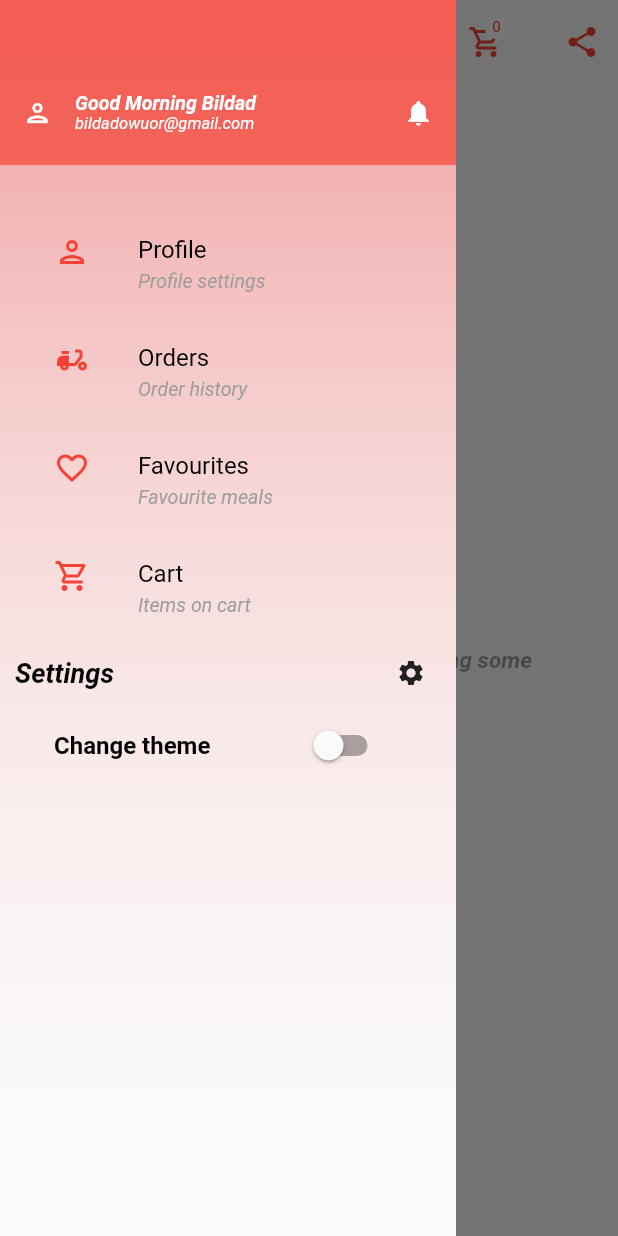
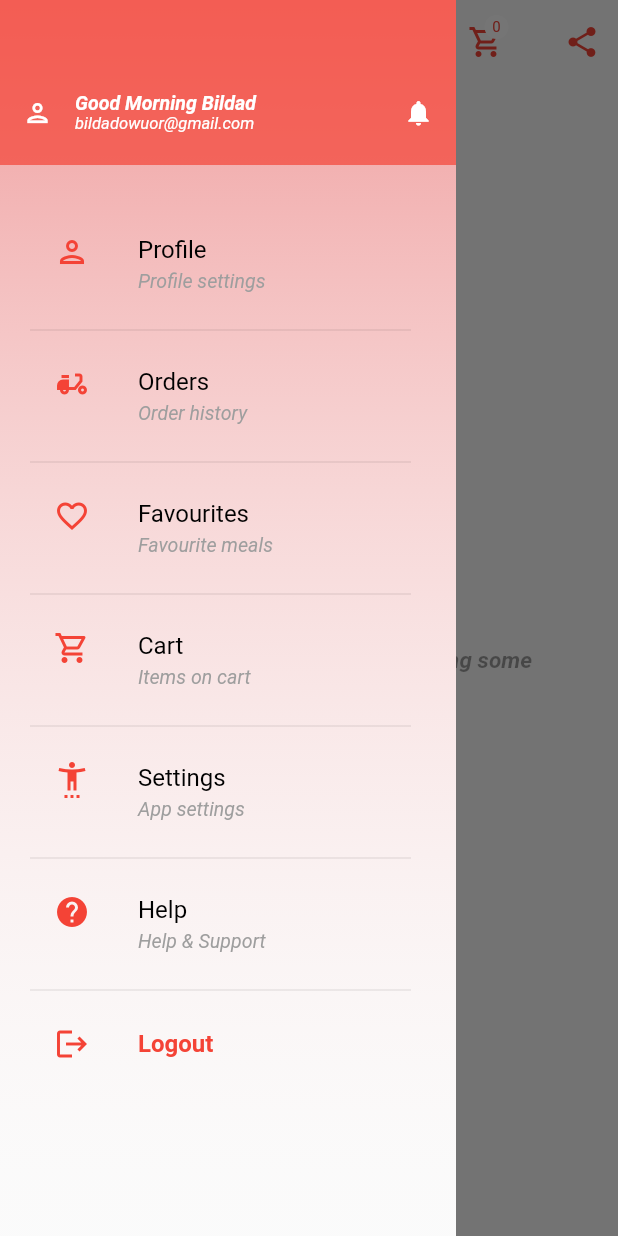
Before and after one commit to Bildad0/Delivery-App, a Flutter app: the FavoriteScreen screen opened by its route, with the side drawer open, on a phone screen of 412 x 824 dp. Run offline on Flutter 3.47's test engine with Material 2 defaults, Android fonts, the phone set to English and light mode, and no system bars; our stand-ins replace carousel_slider, flutter_datetime_picker, geocoding, geolocator, google_maps_flutter, shared_preferences; missing offline and left inert: open_settings; accounts and stored records are empty; Roboto replaces fonts that are missing (SawarabiGothic).

Commit message:
updates and fixes

```diff
--- a/app/lib/Screens/home.dart
+++ b/app/lib/Screens/home.dart
@@ -9,7 +9,6 @@ import '../Widgets/cart_icon.dart';
 import '../Widgets/main_drawer.dart';
 import '../Widgets/meal_category.dart';
 import '../theme/theme_constants.dart';
-import '../theme/theme_manager.dart';
 import 'cart.dart';
 
 class HomeScreen extends StatefulWidget {
--- a/app/lib/Screens/orderdetails.dart
+++ b/app/lib/Screens/orderdetails.dart
@@ -1,3 +1,5 @@
+// ignore_for_file: must_be_immutable
+
 import 'package:flutter/material.dart';
 
 import '../Models/order.dart';
--- a/app/lib/Screens/orderhistory.dart
+++ b/app/lib/Screens/orderhistory.dart
@@ -4,6 +4,7 @@ import 'package:flutter/material.dart';
 import '../Resources/dummydatat.dart';
 import '../Resources/types.dart';
 import '../theme/theme_constants.dart';
+import 'home.dart';
 import 'orderdetails.dart';
 
 class OrderHistoryScreen extends StatefulWidget {
@@ -26,7 +27,7 @@ class _OrderHistoryScreenState extends State<OrderHistoryScreen> {
         automaticallyImplyLeading: false,
         leading: IconButton(
           onPressed: () {
-            Navigator.of(context).pop();
+            Navigator.of(context).pop(HomeScreen.routeName);
           },
           icon: const Icon(
             Icons.arrow_back_ios_outlined,
--- a/app/lib/Screens/user_location.dart
+++ b/app/lib/Screens/user_location.dart
@@ -3,7 +3,7 @@ import 'package:geolocator/geolocator.dart';
 import 'package:google_maps_flutter/google_maps_flutter.dart';
 
 class UserLocationMap extends StatefulWidget {
-  static const routeName = "map";
+  static const routeName = "/map";
   final Position? currentPosition;
   const UserLocationMap({
     Key? key,
@@ -32,7 +32,6 @@ class _UserLocationMapState extends State<UserLocationMap> {
       longitude,
     );
 
-    print("from maps=> $center");
     return Scaffold(
       appBar: AppBar(
         automaticallyImplyLeading: false,
--- a/app/lib/Widgets/main_drawer.dart
+++ b/app/lib/Widgets/main_drawer.dart
@@ -66,6 +66,10 @@ class _MainDrawerState extends State<MainDrawer> {
       },
       child: Row(
         children: [
+          // const CircleAvatar(
+          //   radius: 32,
+          //   backgroundImage: AssetImage('assets/profile.jpg'),
+          // ),
           Icon(
             icon,
             color: backGroundColor,
@@ -213,6 +217,7 @@ class _MainDrawerState extends State<MainDrawer> {
                             ProfileScreen.routeName,
                             user,
                           ),
+                          const Divider(),
                           buildListTile(
                             context,
                             "Orders",
@@ -221,6 +226,7 @@ class _MainDrawerState extends State<MainDrawer> {
                             OrderHistoryScreen.routeName,
                             user,
                           ),
+                          const Divider(),
                           buildListTile(
                             context,
                             "Favourites",
@@ -229,6 +235,7 @@ class _MainDrawerState extends State<MainDrawer> {
                             FavoriteScreen.routeName,
                             user,
                           ),
+                          const Divider(),
                           buildListTile(
                             context,
                             "Cart",
@@ -238,42 +245,39 @@ class _MainDrawerState extends State<MainDrawer> {
                                 .routeName, //!TODO: Solve the cartscreen error.
                             user,
                           ),
-                        ],
+                          const Divider(),
+                          buildListTile(
+                            context,
+                            "Settings",
+                            "App settings",
+                            Icons.settings_accessibility_outlined,
+                            "setingpage",
+                            user,
                           ),
+                          const Divider(),
+                          buildListTile(
+                            context,
+                            "Help",
+                            "Help & Support",
+                            Icons.help,
+                            "support page",
+                            user,
                           ),
-                    Row(
-                      mainAxisAlignment: MainAxisAlignment.spaceBetween,
-                      children: const [
-                        Text(
-                          "Settings",
-                          style: TextStyle(
-                            fontWeight: FontWeight.bold,
-                            fontSize: 18,
-                            fontFamily: 'SawarabiGothic',
+                          const Divider(),
+                          ListTile(
+                            leading: const Icon(
+                              Icons.logout,
+                              color: Colors.red,
                             ),
+                            title: const Text(
+                              'Logout',
+                              style: TextStyle(color: Colors.red),
                             ),
-                        Icon(
-                          Icons.settings,
-                          size: 20,
-                        )
-                      ],
-                    ),
-                    SizedBox(
-                      height: 200,
-                      child: Padding(
-                        padding: const EdgeInsets.all(10),
-                        child: ListView(
-                          children: [
-                            SwitchListTile(
-                              title: const Text("Change theme"),
-                              value: ThemeMode == _themeManager.lightMode,
-                              onChanged: (value) {
-                                _themeManager.toggleTheme(value);
+                            onTap: () {
+                              // TODO: Implement logout functionality
                             },
                           ),
-                            //!TODO: add SwitchTIle for setting location on.
                         ],
-                        ),
                       ),
                     ),
                   ],
```
Also changed, not shown: app/lib/Screens/userprofile.dart (+24 -12 lines), app/lib/main.dart (+11 -3 lines). Lines whose indentation alone changed are shown as unchanged.
